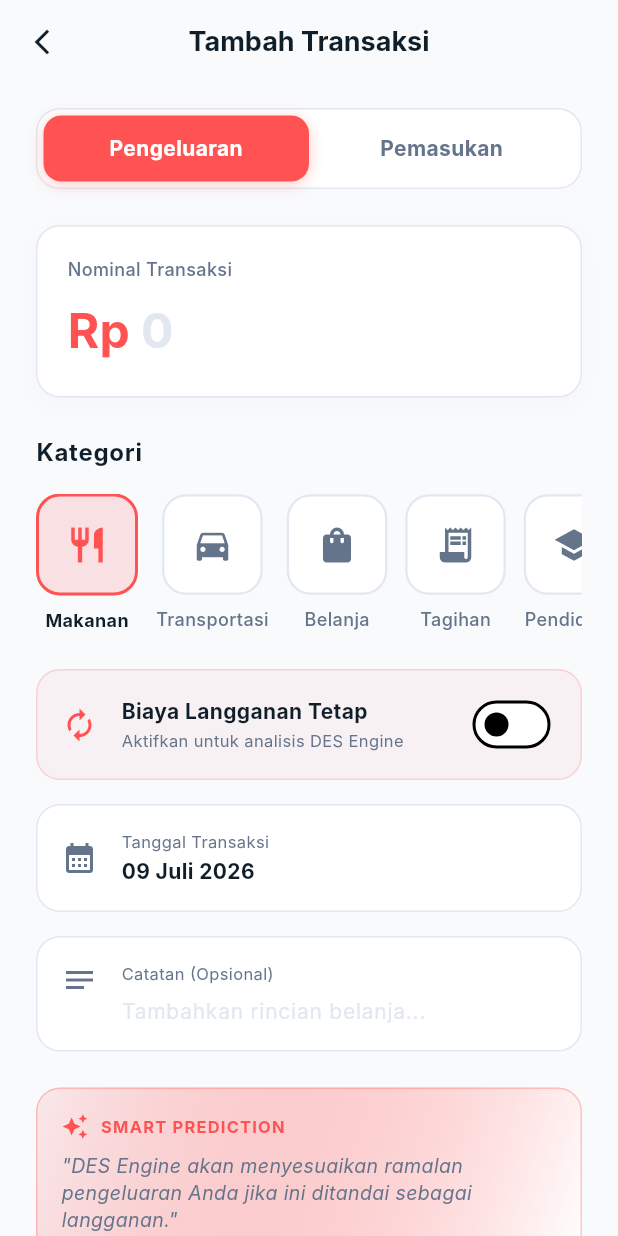
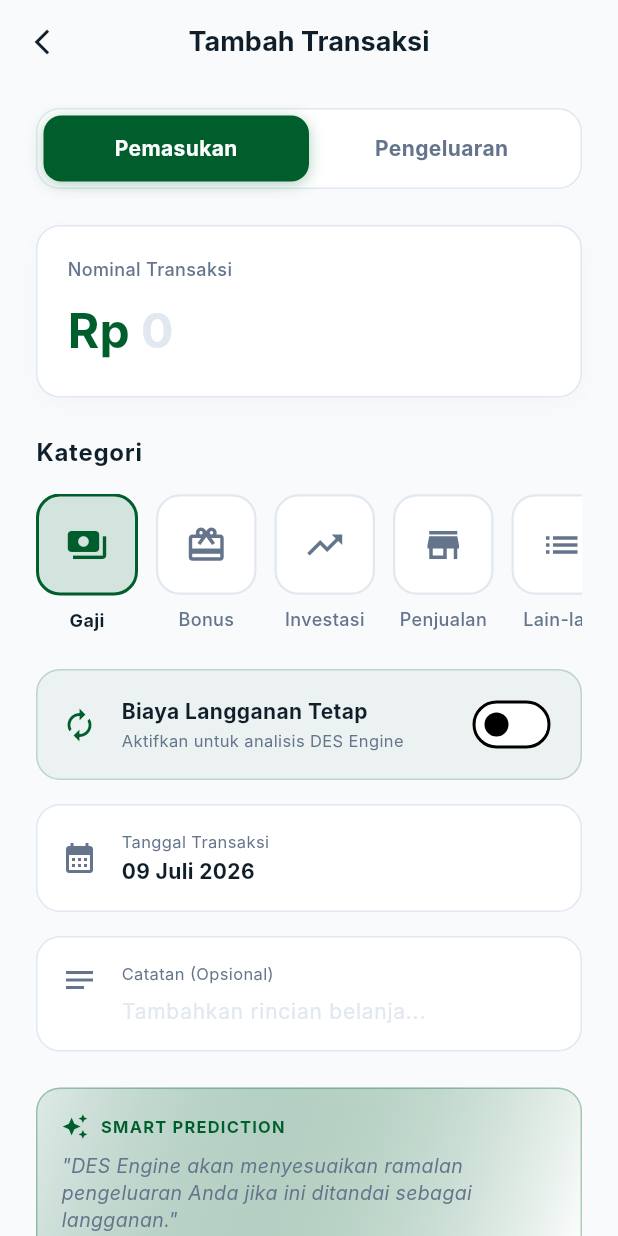
Before and after one commit to Atiowhy/dukunSaldo_PrototypeFe, a Flutter app: the HomePage screen opened directly, scrolled down 576 dp, after a tap on the "add" icon, on a phone screen of 412 x 824 dp. Run offline on Flutter 3.47's test engine with Material 3 defaults, Android fonts, the phone set to English and light mode, and no system bars; our stand-ins replace cloud_firestore, firebase_auth, firebase_core, fl_chart, flutter_animate, image_picker and 5 more; accounts and stored records are empty; Roboto replaces fonts that are missing (Inter).

Commit message:
feat: update feature and fix minor bug

```diff
--- a/lib/features/auth/login.dart
+++ b/lib/features/auth/login.dart
@@ -28,7 +28,6 @@ class Login extends StatefulWidget {
 class _LoginState extends State<Login> {
   final TextEditingController _emailController = TextEditingController();
   final TextEditingController _passwordController = TextEditingController();
-  // final TextEditingController _cityController = TextEditingController();
   final _formKey = GlobalKey<FormState>();
   bool _isLoading = false;
 
@@ -51,7 +50,6 @@ class _LoginState extends State<Login> {
     final pengguna = await authService.signIn(email, pass);
 
     if (pengguna != null) {
-      // Sync user to local database so foreign keys work!
       await DatabaseHelper.instance.registerUser(
         UserModelSql(
           id: pengguna.id,
@@ -62,7 +60,6 @@ class _LoginState extends State<Login> {
       );
     }
 
-    // Cek apakah widget masih terpasang (mounted) sebelum menggunakan context
     if (!mounted) return;
 
     setState(() {
--- a/lib/features/home/home_screen.dart
+++ b/lib/features/home/home_screen.dart
@@ -1,4 +1,5 @@
 import 'dart:convert';
+import 'dart:typed_data';
 
 import 'package:dukunsaldo_fe/core/constants/app_colors.dart';
 import 'package:dukunsaldo_fe/core/providers/theme_provider.dart';
@@ -8,6 +9,7 @@ import 'package:dukunsaldo_fe/features/notification/notification_screen.dart';
 import 'package:dukunsaldo_fe/features/profile/profile_screen.dart';
 import 'package:dukunsaldo_fe/features/report/report_screen.dart';
 import 'package:dukunsaldo_fe/features/transactions/add_transaction_screen.dart';
+import 'package:dukunsaldo_fe/models/log_model.dart';
 import 'package:dukunsaldo_fe/models/summary_model.dart';
 import 'package:dukunsaldo_fe/models/transactions_model.dart';
 import 'package:dukunsaldo_fe/service/finance_analysis_service.dart';
@@ -49,6 +51,23 @@ class _HomePageState extends State<HomePage> {
   int _notificationCount = 0;
   int _totalLogsCount = 0;
   bool _isBalanceHidden = false;
+
+  Uint8List? _profileImageBytes;
+  String _cachedPhotoUrl = "";
+
+  ImageProvider? _getProfileImageProvider() {
+    if (Preference.photoUrl.isEmpty) {
+      return null;
+    }
+    if (Preference.photoUrl.startsWith('http')) {
+      return NetworkImage(Preference.photoUrl);
+    }
+    if (_cachedPhotoUrl != Preference.photoUrl) {
+      _cachedPhotoUrl = Preference.photoUrl;
+      _profileImageBytes = base64Decode(Preference.photoUrl);
+    }
+    return MemoryImage(_profileImageBytes!);
+  }
 
   void _onItemTapped(int index) {
     setState(() {
@@ -147,7 +166,12 @@ class _HomePageState extends State<HomePage> {
     });
   }
 
-  void _deleteTransaction(int id) async {
+  void _deleteTransaction(Map<String, dynamic> trx) async {
+    int id = trx['id'];
+    double amount = (trx['amount'] as num).toDouble();
+    String type = trx['type'];
+    String category = trx['category'];
+
     bool confirm =
         await showDialog(
           context: context,
@@ -204,7 +228,24 @@ class _HomePageState extends State<HomePage> {
 
       await DatabaseHelper.instance.deleteTransaction(id);
       FirebaseDbHelper.instance.deleteTransaction(id); // Fire and forget
+
+      // Simpan log penghapusan transaksi
+      final logData = LogModel(
+        userId: Preference.userId,
+        title: "Hapus Transaksi",
+        message:
+            "Anda menghapus transaksi ${type == 'income' ? 'pemasukan' : 'pengeluaran'} sebesar Rp $amount untuk kategori $category.",
+        date: DateTime.now().toIso8601String(),
+        type: type,
+      );
+
+      // Save log locally
+      await DatabaseHelper.instance.insertLog(logData);
+      // Save log to Firebase (fire and forget)
+      FirebaseDbHelper.instance.insertLog(logData);
+
       await _fetchTransactions();
+      _fetchNotifications();
 
       if (!mounted) return;
       Navigator.pop(context); // Tutup dialog loading
@@ -339,12 +380,10 @@ class _HomePageState extends State<HomePage> {
               child: CircleAvatar(
                 radius: 20,
                 backgroundColor: theme.cardColor,
-                backgroundImage: Preference.photoUrl.isNotEmpty
-                    ? (Preference.photoUrl.startsWith('http')
-                          ? NetworkImage(Preference.photoUrl)
-                          : MemoryImage(base64Decode(Preference.photoUrl))
-                                as ImageProvider)
-                    : const AssetImage("assets/images/orang.jpg"),
+                backgroundImage: _getProfileImageProvider(),
+                child: Preference.photoUrl.isEmpty
+                    ? Icon(Icons.person, color: theme.primaryColor)
+                    : null,
               ),
             ),
           ),
@@ -525,19 +564,16 @@ class _HomePageState extends State<HomePage> {
           UserAccountsDrawerHeader(
             decoration: BoxDecoration(
               color: theme.primaryColor.withOpacity(0.2),
-              image: DecorationImage(
-                fit: BoxFit.cover,
-                colorFilter: ColorFilter.mode(
-                  Colors.black.withOpacity(0.4),
-                  BlendMode.darken,
-                ),
-                image: Preference.photoUrl.isNotEmpty
-                    ? (Preference.photoUrl.startsWith('http')
-                          ? NetworkImage(Preference.photoUrl)
-                          : MemoryImage(base64Decode(Preference.photoUrl))
-                                as ImageProvider)
-                    : const AssetImage("assets/images/orang.jpg"),
-              ),
+              image: Preference.photoUrl.isNotEmpty
+                  ? DecorationImage(
+                      fit: BoxFit.cover,
+                      colorFilter: ColorFilter.mode(
+                        Colors.black.withOpacity(0.4),
+                        BlendMode.darken,
+                      ),
+                      image: _getProfileImageProvider()!,
+                    )
+                  : null,
             ),
             currentAccountPicture: Container(
               decoration: BoxDecoration(
@@ -546,12 +582,10 @@ class _HomePageState extends State<HomePage> {
               ),
               child: CircleAvatar(
                 backgroundColor: theme.scaffoldBackgroundColor.withOpacity(0.5),
-                backgroundImage: Preference.photoUrl.isNotEmpty
-                    ? (Preference.photoUrl.startsWith('http')
-                          ? NetworkImage(Preference.photoUrl)
-                          : MemoryImage(base64Decode(Preference.photoUrl))
-                                as ImageProvider)
-                    : const AssetImage("assets/images/orang.jpg"),
+                backgroundImage: _getProfileImageProvider(),
+                child: Preference.photoUrl.isEmpty
+                    ? Icon(Icons.person, size: 36, color: theme.primaryColor)
+                    : null,
               ),
             ),
             accountName: Text(
@@ -838,7 +872,7 @@ class _HomePageState extends State<HomePage> {
                                           if (isChanged == true)
                                             _fetchTransactions();
                                         } else if (value == 'delete') {
-                                          _deleteTransaction(trx['id']);
+                                          _deleteTransaction(trx);
                                         }
                                       },
                                       itemBuilder: (context) => [
--- a/lib/features/recomendation/recomendation_screen.dart
+++ b/lib/features/recomendation/recomendation_screen.dart
@@ -4,8 +4,6 @@ import 'package:dukunsaldo_fe/models/transactions_model.dart';
 import 'package:dukunsaldo_fe/service/finance_analysis_service.dart';
 import 'package:flutter/material.dart';
 import 'package:intl/intl.dart';
-
-// button kelola langgan dan nanti nya di hapus, karna tidak di perlukan
 
 class RecommendationPage extends StatefulWidget {
   final int refreshTrigger;
@@ -40,7 +38,6 @@ class _RecommendationPageState extends State<RecommendationPage> {
     List<TransactionModel> transactions = await FirebaseDbHelper.instance
         .getTransactionsByUserId(activeUserId);
 
-    // Jalankan kalkulator rekomendasi
     final data = FinanceAnalysisService.generateRecommendations(transactions);
 
     setState(() {
--- a/lib/features/transactions/add_transaction_screen.dart
+++ b/lib/features/transactions/add_transaction_screen.dart
@@ -25,8 +25,8 @@ class _AddTransactionScreenState extends State<AddTransactionScreen> {
   final TextEditingController _amountController = TextEditingController();
   final TextEditingController _notesController = TextEditingController();
 
-  String _selectedType = "expense";
-  String _selectedCategory = "Makanan";
+  String _selectedType = "income";
+  String _selectedCategory = "Gaji";
   DateTime _selectedDate = DateTime.now();
   bool _isSubscription = false;
   final bool _isLoading = false;
@@ -281,6 +281,45 @@ class _AddTransactionScreenState extends State<AddTransactionScreen> {
                     child: GestureDetector(
                       onTap: () {
                         setState(() {
+                          _selectedType = "income";
+                          _selectedCategory = _incomeCategories.first["name"];
+                        });
+                      },
+                      child: AnimatedContainer(
+                        duration: const Duration(milliseconds: 200),
+                        padding: const EdgeInsets.symmetric(vertical: 12),
+                        decoration: BoxDecoration(
+                          color: _selectedType == "income"
+                              ? primaryAccent
+                              : Colors.transparent,
+                          borderRadius: BorderRadius.circular(12),
+                          boxShadow: _selectedType == "income"
+                              ? [
+                                  BoxShadow(
+                                    color: primaryAccent.withOpacity(0.3),
+                                    blurRadius: 8,
+                                    offset: const Offset(0, 2),
+                                  ),
+                                ]
+                              : [],
+                        ),
+                        child: Text(
+                          "Pemasukan",
+                          textAlign: TextAlign.center,
+                          style: TextStyle(
+                            color: _selectedType == "income"
+                                ? onPrimaryAccent
+                                : theme.textTheme.bodyMedium?.color,
+                            fontWeight: FontWeight.bold,
+                          ),
+                        ),
+                      ),
+                    ),
+                  ),
+                  Expanded(
+                    child: GestureDetector(
+                      onTap: () {
+                        setState(() {
                           _selectedType = "expense";
                           _selectedCategory = _expenseCategories.first["name"];
                         });
@@ -308,45 +347,6 @@ class _AddTransactionScreenState extends State<AddTransactionScreen> {
                           textAlign: TextAlign.center,
                           style: TextStyle(
                             color: _selectedType == "expense"
-                                ? onPrimaryAccent
-                                : theme.textTheme.bodyMedium?.color,
-                            fontWeight: FontWeight.bold,
-                          ),
-                        ),
-                      ),
-                    ),
-                  ),
-                  Expanded(
-                    child: GestureDetector(
-                      onTap: () {
-                        setState(() {
-                          _selectedType = "income";
-                          _selectedCategory = _incomeCategories.first["name"];
-                        });
-                      },
-                      child: AnimatedContainer(
-                        duration: const Duration(milliseconds: 200),
-                        padding: const EdgeInsets.symmetric(vertical: 12),
-                        decoration: BoxDecoration(
-                          color: _selectedType == "income"
-                              ? primaryAccent
-                              : Colors.transparent,
-                          borderRadius: BorderRadius.circular(12),
-                          boxShadow: _selectedType == "income"
-                              ? [
-                                  BoxShadow(
-                                    color: primaryAccent.withOpacity(0.3),
-                                    blurRadius: 8,
-                                    offset: const Offset(0, 2),
-                                  ),
-                                ]
-                              : [],
-                        ),
-                        child: Text(
-                          "Pemasukan",
-                          textAlign: TextAlign.center,
-                          style: TextStyle(
-                            color: _selectedType == "income"
                                 ? onPrimaryAccent
                                 : theme.textTheme.bodyMedium?.color,
                             fontWeight: FontWeight.bold,
```
Also changed, not shown: lib/features/auth/register.dart (+45 -16 lines), lib/features/profile/profile_screen.dart (+17 -19 lines).
